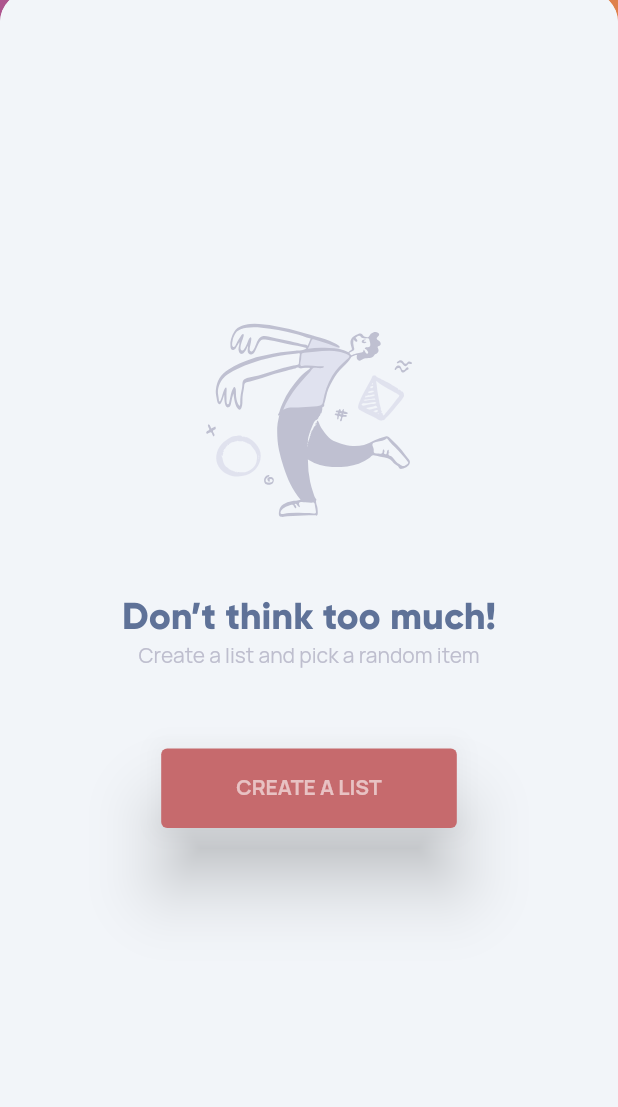
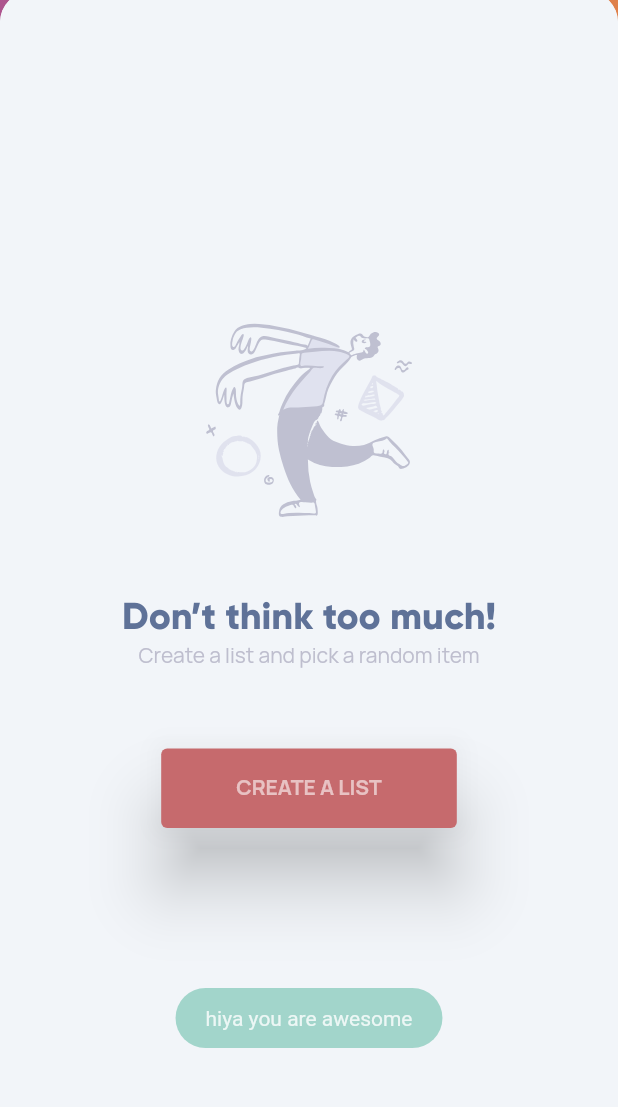
Before and after one commit to lokesh-coder/choosy-mobile-app, a Flutter app: the screen it shows after launch, after a tap on an icon or button, on a phone screen of 412 x 824 dp, the part 92-1199 px from its top. Run offline on Flutter 3.47's test engine with Material 2 defaults, Android fonts, the phone set to English and light mode, and no system bars; our stand-ins replace flutter_svg, fluttertoast, sembast, shared_preferences; missing offline and left inert: flutter_shake_plugin.

Commit message:
add app icons

```diff
--- a/lib/pages/home/dices.screen.dart
+++ b/lib/pages/home/dices.screen.dart
@@ -16,7 +16,7 @@ class DicesScreen extends StatelessWidget {
         title: 'Cards ($totalDices)',
         action: IconButton(
           icon: Icon(
-            Icons.playlist_add,
+            Icons.add_circle_outline,
             color: Colors.white.withOpacity(0.7),
           ),
           onPressed: onNewDice,
--- /dev/null
+++ b/lib/utils/toast.dart
@@ -0,0 +1,14 @@
+import 'package:coolflutterapp/config/colors.dart';
+import 'package:flutter/material.dart';
+import 'package:fluttertoast/fluttertoast.dart';
+
+class Toast {
+  static success(String message) {
+    Fluttertoast.showToast(
+      msg: message,
+      gravity: ToastGravity.BOTTOM,
+      backgroundColor: choosyColors['positive'].withOpacity(0.6),
+      textColor: Colors.white.withOpacity(0.8),
+    );
+  }
+}
--- a/lib/widgets/header.dart
+++ b/lib/widgets/header.dart
@@ -1,4 +1,5 @@
 import 'package:coolflutterapp/config/icons.dart';
+import 'package:coolflutterapp/utils/toast.dart';
 import 'package:flutter/material.dart';
 
 class Header extends StatelessWidget {
@@ -32,7 +33,9 @@ class Header extends StatelessWidget {
             ChoosyIcon.settings_3_line,
             color: Colors.white.withOpacity(0.7),
           ),
-          onPressed: () {},
+          onPressed: () {
+            Toast.success('hiya you are awesome');
+          },
         )
       ],
     );
--- a/lib/widgets/shake-dice.dart
+++ b/lib/widgets/shake-dice.dart
@@ -16,11 +16,9 @@ class _ShakeDiceState extends State<ShakeDice> {
     super.initState();
 
     shakePlugin = FlutterShakePlugin(
-      shakeThresholdGravity: 100.0,
+      shakeThresholdGravity: 5,
       vibrateDuration: 100,
-      onPhoneShaken: () {
-        widget.onPhoneShake();
-      },
+      onPhoneShaken: widget.onPhoneShake,
     )..startListening();
   }
 
--- a/lib/widgets/timeline-bar.dart
+++ b/lib/widgets/timeline-bar.dart
@@ -55,6 +55,12 @@ class _TimelineBarState extends State<TimelineBar> {
                 height: 6,
                 decoration: BoxDecoration(
                   color: choosyColors['primary'],
+                  gradient: LinearGradient(
+                    colors: <Color>[
+                      choosyColors['highlightBgStart'],
+                      choosyColors['highlightBgEnd'],
+                    ],
+                  ),
                   borderRadius: BorderRadius.all(Radius.circular(50)),
                 ),
                 child: SizedBox(
```
Also changed, not shown: lib/widgets/choices-list.dart (+17 -16 lines), lib/widgets/dice-item.dart (+9 -4 lines), pubspec.yaml (+6 -2 lines), assets/images/choosy-app-icon.png (added), pubspec.lock, 5 other files.
